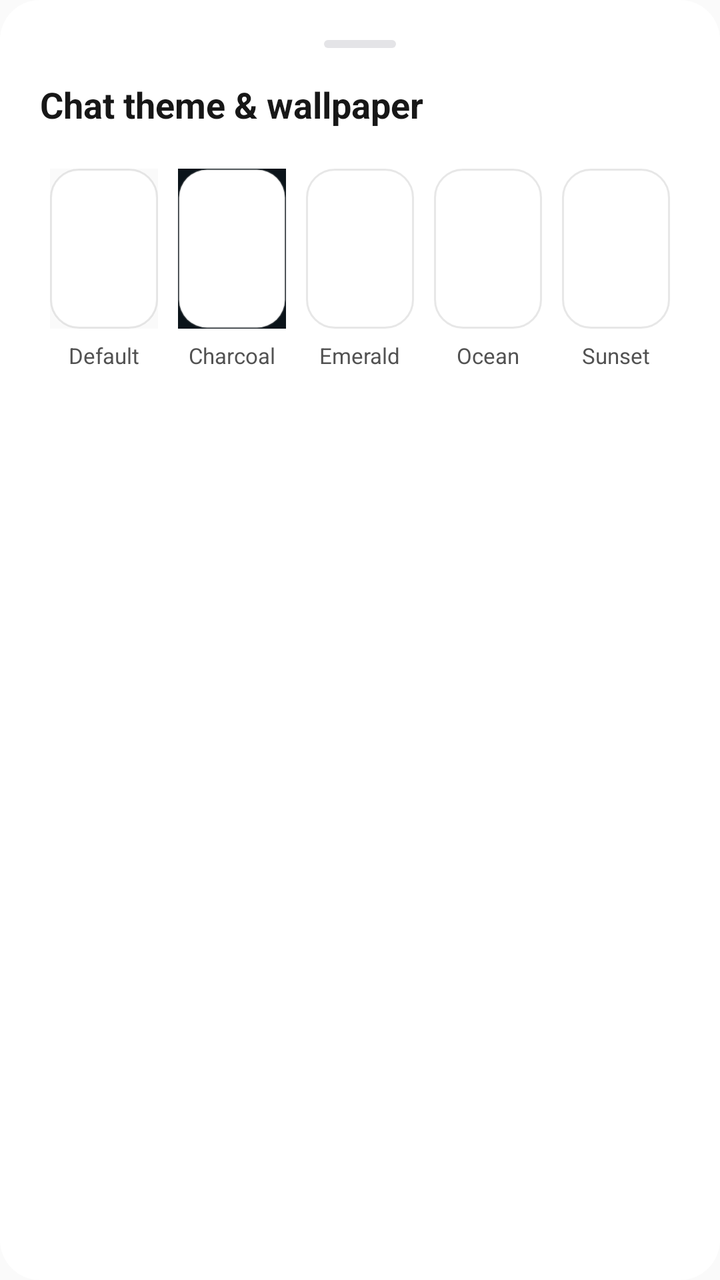
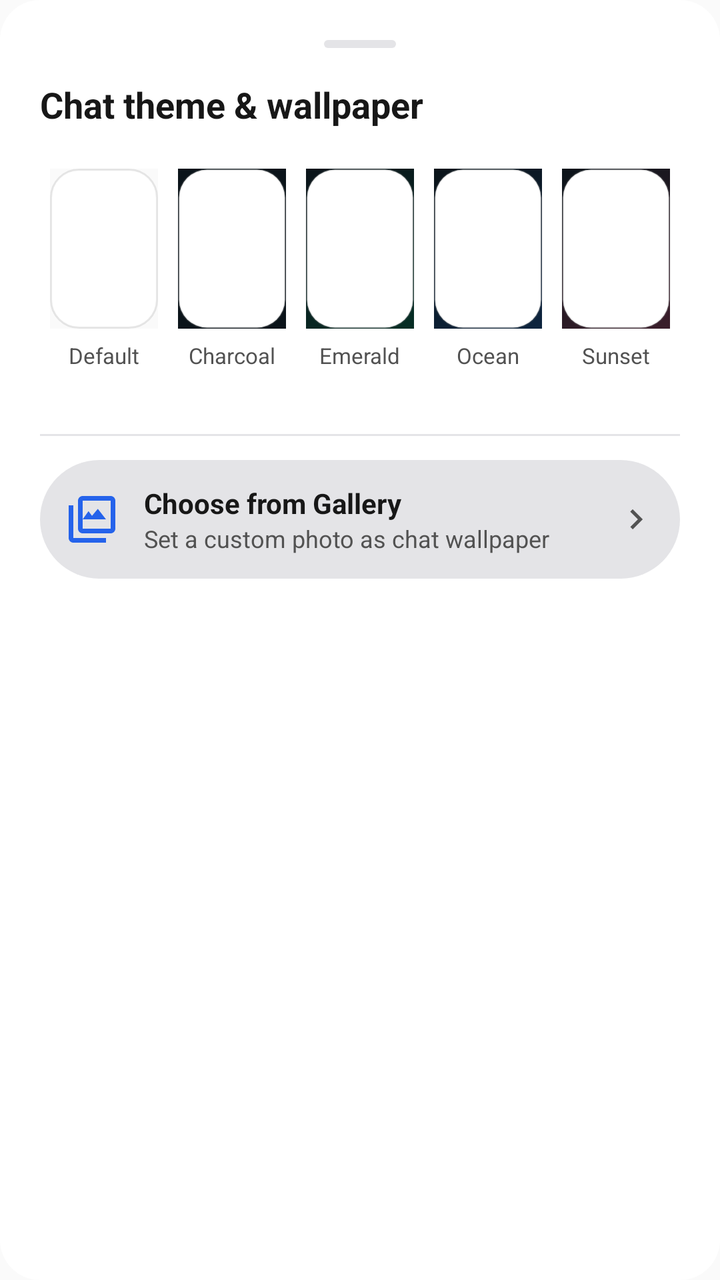

Two renders of the same Android screen: before a commit and after it. Below are the layout's source before the change and the commit's diff.
<!-- AndroidManifest.xml: application theme Theme.Zez -->
<!-- res/layout/dialog_chat_theme.xml -->
<?xml version="1.0" encoding="utf-8"?>
<LinearLayout
    xmlns:android="http://schemas.android.com/apk/res/android"
    xmlns:app="http://schemas.android.com/apk/res-auto"
    android:layout_width="match_parent"
    android:layout_height="wrap_content"
    android:orientation="vertical"
    android:background="@drawable/bg_bottom_sheet"
    android:padding="20dp">

    
    <View
        android:layout_width="36dp"
        android:layout_height="4dp"
        android:layout_gravity="center_horizontal"
        android:layout_marginBottom="16dp"
        android:background="@drawable/bg_pill_badge"
        android:backgroundTint="@color/theme_card_border" />

    <TextView
        android:layout_width="match_parent"
        android:layout_height="wrap_content"
        android:text="Chat theme &amp; wallpaper"
        android:textSize="18sp"
        android:textStyle="bold"
        android:textColor="@color/theme_text_primary"
        android:layout_marginBottom="16dp" />

    <LinearLayout
        android:layout_width="match_parent"
        android:layout_height="wrap_content"
        android:orientation="horizontal"
        android:gravity="center"
        android:layout_marginBottom="16dp">

        
        <LinearLayout
            android:id="@+id/theme_opt_default"
            android:layout_width="0dp"
            android:layout_height="wrap_content"
            android:layout_weight="1"
            android:orientation="vertical"
            android:gravity="center"
            android:padding="4dp">

            <FrameLayout
                android:layout_width="54dp"
                android:layout_height="80dp"
                android:background="@drawable/bg_chat_theme_default">
                <View
                    android:layout_width="match_parent"
                    android:layout_height="match_parent"
                    android:background="@drawable/bg_reaction_badge" />
            </FrameLayout>

            <TextView
                android:layout_width="wrap_content"
                android:layout_height="wrap_content"
                android:layout_marginTop="6dp"
                android:text="Default"
                android:textSize="11sp"
                android:textColor="@color/theme_text_secondary" />
        </LinearLayout>

        
        <LinearLayout
            android:id="@+id/theme_opt_charcoal"
            android:layout_width="0dp"
            android:layout_height="wrap_content"
            android:layout_weight="1"
            android:orientation="vertical"
            android:gravity="center"
            android:padding="4dp">

            <FrameLayout
                android:layout_width="54dp"
                android:layout_height="80dp"
                android:background="@drawable/bg_chat_theme_charcoal">
                <View
                    android:layout_width="match_parent"
                    android:layout_height="match_parent"
                    android:background="@drawable/bg_reaction_badge" />
            </FrameLayout>

            <TextView
                android:layout_width="wrap_content"
                android:layout_height="wrap_content"
                android:layout_marginTop="6dp"
                android:text="Charcoal"
                android:textSize="11sp"
                android:textColor="@color/theme_text_secondary" />
        </LinearLayout>

        
        <LinearLayout
            android:id="@+id/theme_opt_emerald"
            android:layout_width="0dp"
            android:layout_height="wrap_content"
            android:layout_weight="1"
            android:orientation="vertical"
            android:gravity="center"
            android:padding="4dp">

            <FrameLayout
                android:layout_width="54dp"
                android:layout_height="80dp"
                android:background="@drawable/bg_chat_theme_emerald">
                <View
                    android:layout_width="match_parent"
                    android:layout_height="match_parent"
                    android:background="@drawable/bg_reaction_badge" />
            </FrameLayout>

            <TextView
                android:layout_width="wrap_content"
                android:layout_height="wrap_content"
                android:layout_marginTop="6dp"
                android:text="Emerald"
                android:textSize="11sp"
                android:textColor="@color/theme_text_secondary" />
        </LinearLayout>

        
        <LinearLayout
            android:id="@+id/theme_opt_ocean"
            android:layout_width="0dp"
            android:layout_height="wrap_content"
            android:layout_weight="1"
            android:orientation="vertical"
            android:gravity="center"
            android:padding="4dp">

            <FrameLayout
                android:layout_width="54dp"
                android:layout_height="80dp"
                android:background="@drawable/bg_chat_theme_ocean">
                <View
                    android:layout_width="match_parent"
                    android:layout_height="match_parent"
                    android:background="@drawable/bg_reaction_badge" />
            </FrameLayout>

            <TextView
                android:layout_width="wrap_content"
                android:layout_height="wrap_content"
                android:layout_marginTop="6dp"
                android:text="Ocean"
                android:textSize="11sp"
                android:textColor="@color/theme_text_secondary" />
        </LinearLayout>

        
        <LinearLayout
            android:id="@+id/theme_opt_sunset"
            android:layout_width="0dp"
            android:layout_height="wrap_content"
            android:layout_weight="1"
            android:orientation="vertical"
            android:gravity="center"
            android:padding="4dp">

            <FrameLayout
                android:layout_width="54dp"
                android:layout_height="80dp"
                android:background="@drawable/bg_chat_theme_sunset">
                <View
                    android:layout_width="match_parent"
                    android:layout_height="match_parent"
                    android:background="@drawable/bg_reaction_badge" />
            </FrameLayout>

            <TextView
                android:layout_width="wrap_content"
                android:layout_height="wrap_content"
                android:layout_marginTop="6dp"
                android:text="Sunset"
                android:textSize="11sp"
                android:textColor="@color/theme_text_secondary" />
        </LinearLayout>

    </LinearLayout>

</LinearLayout>
<!-- resources referenced by this layout -->
<resources>
  <color name="theme_card_border">#E4E4E7</color>
  <color name="theme_text_primary">#171717</color>
  <color name="theme_text_secondary">#525252</color>
  <!-- drawable bg_bottom_sheet (drawable) -->
  <?xml version="1.0" encoding="utf-8"?>
  <shape xmlns:android="http://schemas.android.com/apk/res/android"
      android:shape="rectangle">
      <solid android:color="@color/theme_surface" />
      <corners
          android:topLeftRadius="20dp"
          android:topRightRadius="20dp"
          android:bottomLeftRadius="20dp"
          android:bottomRightRadius="20dp" />
  </shape>
  <!-- drawable bg_chat_theme_charcoal (drawable) -->
  <?xml version="1.0" encoding="utf-8"?>
  <shape xmlns:android="http://schemas.android.com/apk/res/android">
      <solid android:color="#0B141A" />
  </shape>
  <!-- drawable bg_chat_theme_default (drawable) -->
  <?xml version="1.0" encoding="utf-8"?>
  <shape xmlns:android="http://schemas.android.com/apk/res/android">
      <solid android:color="@color/theme_background" />
  </shape>
  <!-- drawable bg_chat_theme_emerald (drawable) -->
  <?xml version="1.0" encoding="utf-8"?>
  <gradient xmlns:android="http://schemas.android.com/apk/res/android"
      android:angle="135"
      android:startColor="#062E25"
      android:endColor="#0B141A"
      android:type="linear" />
  <!-- drawable bg_chat_theme_ocean (drawable) -->
  <?xml version="1.0" encoding="utf-8"?>
  <gradient xmlns:android="http://schemas.android.com/apk/res/android"
      android:angle="135"
      android:startColor="#0D253F"
      android:endColor="#0B141A"
      android:type="linear" />
  <!-- drawable bg_chat_theme_sunset (drawable) -->
  <?xml version="1.0" encoding="utf-8"?>
  <gradient xmlns:android="http://schemas.android.com/apk/res/android"
      android:angle="135"
      android:startColor="#3B1E2B"
      android:endColor="#0B141A"
      android:type="linear" />
  <!-- drawable bg_pill_badge (drawable) -->
  <?xml version="1.0" encoding="utf-8"?>
  <shape xmlns:android="http://schemas.android.com/apk/res/android"
      android:shape="rectangle">
      <solid android:color="@color/theme_card_border" />
      <corners android:radius="100dp" />
  </shape>
  <style name="Theme.Zez" parent="Theme.MaterialComponents.DayNight.NoActionBar">
          <item name="colorPrimary">@color/primary</item>
          <item name="colorPrimaryDark">@color/primary_dark</item>
          <item name="colorAccent">@color/accent</item>
          <item name="android:windowBackground">@color/theme_background</item>
          <item name="colorSurface">@color/theme_surface</item>
      </style>
  <color name="theme_surface">#FFFFFF</color>
  <color name="theme_background">#FAFAFA</color>
  <color name="primary">#2563EB</color>
  <color name="primary_dark">#1D4ED8</color>
  <color name="accent">#3B82F6</color>
  <!-- unchanged entries left out for length: 1 -->
</resources>

<!-- the commit's change to res/layout/dialog_chat_theme.xml (unified diff, before → after) -->
@@ -180,4 +180,59 @@
 
     </LinearLayout>
 
+    <View
+        android:layout_width="match_parent"
+        android:layout_height="1dp"
+        android:background="@color/theme_card_border"
+        android:layout_marginVertical="12dp" />
+
+    
+    <LinearLayout
+        android:id="@+id/theme_opt_gallery"
+        android:layout_width="match_parent"
+        android:layout_height="wrap_content"
+        android:orientation="horizontal"
+        android:gravity="center_vertical"
+        android:padding="12dp"
+        android:background="@drawable/bg_pill_badge"
+        android:backgroundTint="@color/theme_card_border"
+        android:clickable="true"
+        android:focusable="true">
+
+        <ImageView
+            android:layout_width="28dp"
+            android:layout_height="28dp"
+            android:src="@drawable/ic_photo_library"
+            app:tint="@color/primary"
+            android:layout_marginEnd="12dp" />
+
+        <LinearLayout
+            android:layout_width="0dp"
+            android:layout_height="wrap_content"
+            android:layout_weight="1"
+            android:orientation="vertical">
+
+            <TextView
+                android:layout_width="wrap_content"
+                android:layout_height="wrap_content"
+                android:text="Choose from Gallery"
+                android:textSize="14sp"
+                android:textStyle="bold"
+                android:textColor="@color/theme_text_primary" />
+
+            <TextView
+                android:layout_width="wrap_content"
+                android:layout_height="wrap_content"
+                android:text="Set a custom photo as chat wallpaper"
+                android:textSize="12sp"
+                android:textColor="@color/theme_text_secondary" />
+        </LinearLayout>
+
+        <ImageView
+            android:layout_width="20dp"
+            android:layout_height="20dp"
+            android:src="@drawable/ic_chevron_right"
+            app:tint="@color/theme_icon_tint" />
+    </LinearLayout>
+
 </LinearLayout>
<!-- resource entries referenced after the edit -->
@@ -1,6 +1,7 @@
 <!-- resources referenced by this layout -->
 <resources>
   <color name="theme_card_border">#E4E4E7</color>
+  <color name="theme_icon_tint">#525252</color>
   <color name="theme_text_primary">#171717</color>
   <color name="theme_text_secondary">#525252</color>
   <!-- drawable bg_bottom_sheet (drawable) -->
@@ -26,25 +27,31 @@
   </shape>
   <!-- drawable bg_chat_theme_emerald (drawable) -->
   <?xml version="1.0" encoding="utf-8"?>
-  <gradient xmlns:android="http://schemas.android.com/apk/res/android"
-      android:angle="135"
-      android:startColor="#062E25"
-      android:endColor="#0B141A"
-      android:type="linear" />
+  <shape xmlns:android="http://schemas.android.com/apk/res/android">
+      <gradient
+          android:angle="135"
+          android:startColor="#062E25"
+          android:endColor="#0B141A"
+          android:type="linear" />
+  </shape>
   <!-- drawable bg_chat_theme_ocean (drawable) -->
   <?xml version="1.0" encoding="utf-8"?>
-  <gradient xmlns:android="http://schemas.android.com/apk/res/android"
-      android:angle="135"
-      android:startColor="#0D253F"
-      android:endColor="#0B141A"
-      android:type="linear" />
+  <shape xmlns:android="http://schemas.android.com/apk/res/android">
+      <gradient
+          android:angle="135"
+          android:startColor="#0D253F"
+          android:endColor="#0B141A"
+          android:type="linear" />
+  </shape>
   <!-- drawable bg_chat_theme_sunset (drawable) -->
   <?xml version="1.0" encoding="utf-8"?>
-  <gradient xmlns:android="http://schemas.android.com/apk/res/android"
-      android:angle="135"
-      android:startColor="#3B1E2B"
-      android:endColor="#0B141A"
-      android:type="linear" />
+  <shape xmlns:android="http://schemas.android.com/apk/res/android">
+      <gradient
+          android:angle="135"
+          android:startColor="#3B1E2B"
+          android:endColor="#0B141A"
+          android:type="linear" />
+  </shape>
   <!-- drawable bg_pill_badge (drawable) -->
   <?xml version="1.0" encoding="utf-8"?>
   <shape xmlns:android="http://schemas.android.com/apk/res/android"
@@ -52,6 +59,27 @@
       <solid android:color="@color/theme_card_border" />
       <corners android:radius="100dp" />
   </shape>
+  <!-- drawable ic_chevron_right (drawable) -->
+  <vector xmlns:android="http://schemas.android.com/apk/res/android"
+      android:width="24dp"
+      android:height="24dp"
+      android:viewportWidth="24"
+      android:viewportHeight="24">
+      <path
+          android:fillColor="@color/theme_icon_tint"
+          android:pathData="M8.59,16.59L13.17,12L8.59,7.41L10,6l6,6l-6,6L8.59,16.59z"/>
+  </vector>
+  <!-- drawable ic_photo_library (drawable) -->
+  <?xml version="1.0" encoding="utf-8"?>
+  <vector xmlns:android="http://schemas.android.com/apk/res/android"
+      android:width="80dp"
+      android:height="80dp"
+      android:viewportWidth="24"
+      android:viewportHeight="24">
+      <path
+          android:fillColor="@color/theme_text_muted"
+          android:pathData="M20,4v12H8V4H20M20,2H8C6.9,2 6,2.9 6,4v12c0,1.1 0.9,2 2,2h12c1.1,0 2,-0.9 2,-2V4C22,2.9 21.1,2 20,2zM18,12l-3.5,-4.5 -2.5,3.01L10.5,8.5 8,12H18zM4,6H2v14c0,1.1 0.9,2 2,2h14v-2H4V6z"/>
+  </vector>
   <style name="Theme.Zez" parent="Theme.MaterialComponents.DayNight.NoActionBar">
           <item name="colorPrimary">@color/primary</item>
           <item name="colorPrimaryDark">@color/primary_dark</item>
@@ -61,6 +89,7 @@
       </style>
   <color name="theme_surface">#FFFFFF</color>
   <color name="theme_background">#FAFAFA</color>
+  <color name="theme_text_muted">#737373</color>
   <color name="primary">#2563EB</color>
   <color name="primary_dark">#1D4ED8</color>
   <color name="accent">#3B82F6</color>
